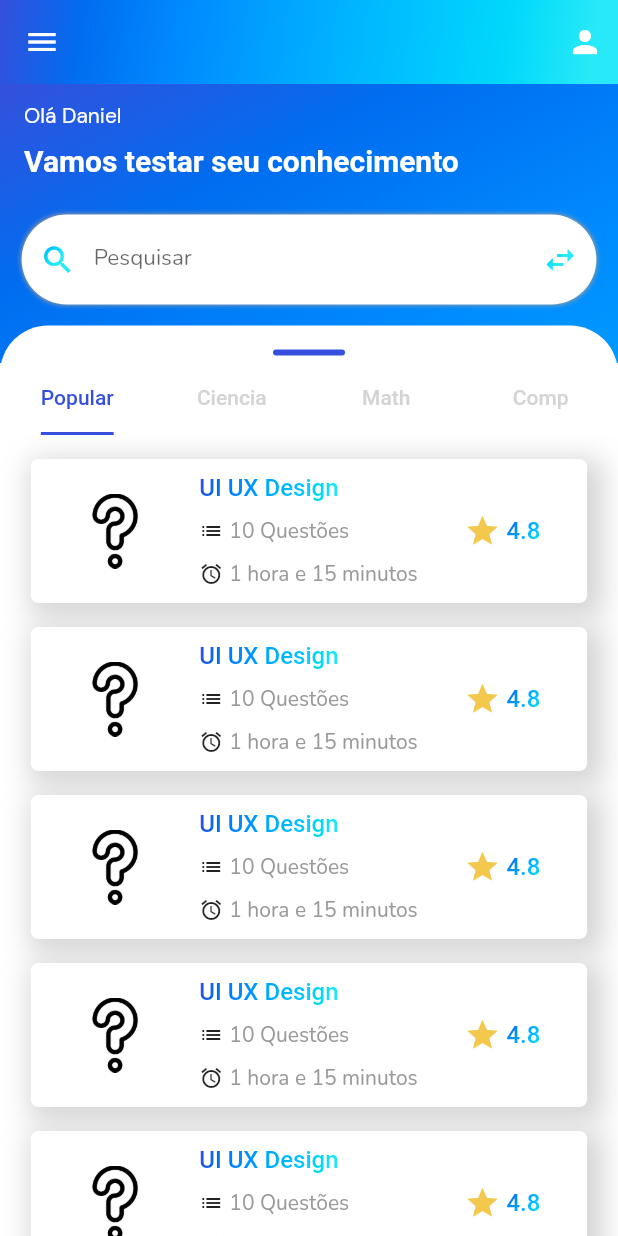
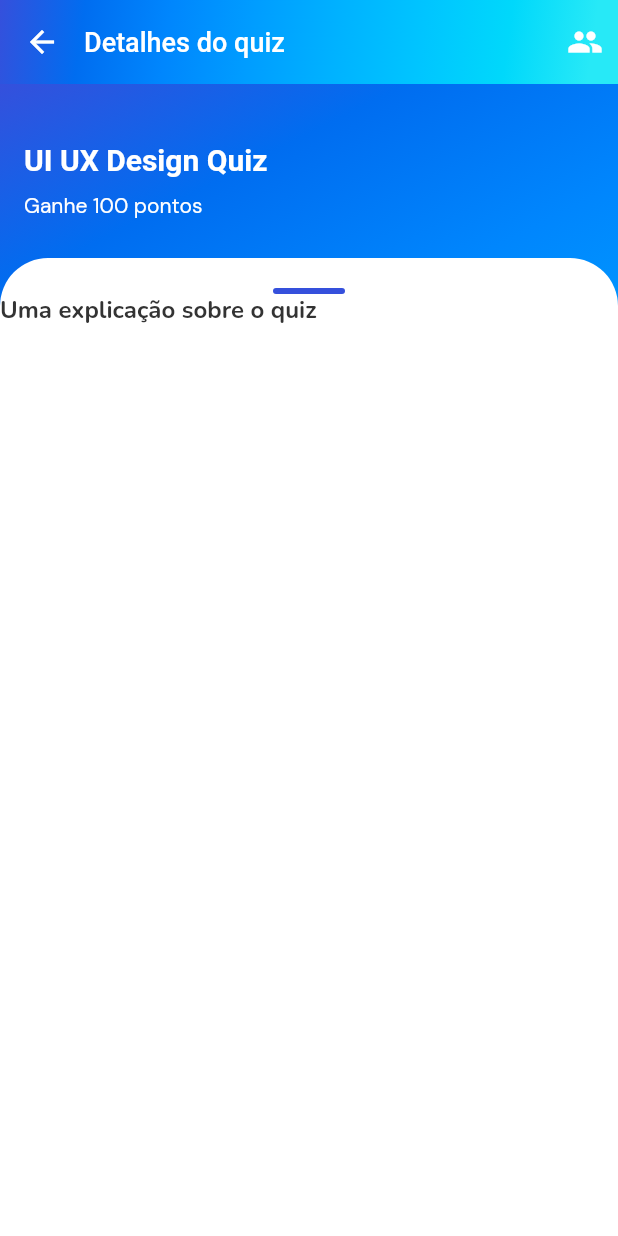
Before and after one commit to odaniel9896/questions_app, a Flutter app: the screen it shows after launch, on a phone screen of 412 x 824 dp. Run offline on Flutter 3.47's test engine with Material 2 defaults, Android fonts, the phone set to English and light mode, and no system bars; our stand-ins replace google_fonts; Roboto replaces fonts that are missing (Ubuntu).

Commit message:
feat: start details pag

```diff
--- a/lib/main.dart
+++ b/lib/main.dart
@@ -1,4 +1,5 @@
 import 'package:flutter/material.dart';
+import 'package:questions_app/ui/pages/details/details_page.dart';
 
 import 'ui/pages/home/home.dart';
 
@@ -12,7 +13,7 @@ class App extends StatelessWidget {
   @override
   Widget build(BuildContext context) {
     return const MaterialApp(
-      home: HomePage(),
+      home: DetailsPage(),
     );
   }
 }
--- /dev/null
+++ b/lib/ui/components/appbar/custom_appbar.dart
@@ -0,0 +1,39 @@
+import 'package:flutter/material.dart';
+import 'package:questions_app/ui/components/components.dart';
+import 'package:questions_app/ui/themes/themes.dart';
+
+class CustomAppBar extends StatelessWidget {
+  final String? title;
+  final Icon leadingIcon;
+  final Icon finishIcon;
+
+  const CustomAppBar(
+      {super.key,
+      this.title,
+      required this.leadingIcon,
+      required this.finishIcon});
+
+  @override
+  Widget build(BuildContext context) {
+    return AppBar(
+      flexibleSpace: const CustomLinearGradient(
+          begin: Alignment.topLeft,
+          end: Alignment(0.9, 1),
+          colors: AppColors.primaryGradient),
+      elevation: 0,
+      titleSpacing: 0,
+      titleTextStyle: TextStyles.appBarTitle,
+      title: Text(title ?? ''),
+      leading: IconButton(
+        icon: leadingIcon,
+        onPressed: () => {},
+      ),
+      actions: <Widget>[
+        Padding(
+          padding: const EdgeInsets.only(right: 10),
+          child: finishIcon,
+        )
+      ],
+    );
+  }
+}
--- a/lib/ui/components/components.dart
+++ b/lib/ui/components/components.dart
@@ -1,3 +1 @@
-export './gradient/custom_linear_gradient.dart';
-export './gradient/custom_gradient_icon.dart';
-export './gradient/custom_gradient_text.dart';
+export './gradient/gradient.dart';
--- /dev/null
+++ b/lib/ui/pages/details/details_page.dart
@@ -0,0 +1,118 @@
+import 'package:flutter/material.dart';
+import 'package:questions_app/ui/components/appbar/custom_appbar.dart';
+import 'package:questions_app/ui/components/components.dart';
+import 'package:questions_app/ui/themes/app_colors.dart';
+import 'package:questions_app/ui/themes/text_styles.dart';
+
+class DetailsPage extends StatelessWidget {
+  const DetailsPage({super.key});
+
+  @override
+  Widget build(BuildContext context) {
+    final double height = AppBar().preferredSize.height;
+    final Size size = MediaQuery.of(context).size;
+
+    return Scaffold(
+      appBar: PreferredSize(
+        preferredSize: Size.fromHeight(height),
+        child: const CustomAppBar(
+          title: "Detalhes do quiz",
+          leadingIcon: Icon(
+            Icons.arrow_back,
+            color: AppColors.white,
+          ),
+          finishIcon: Icon(
+            Icons.people,
+            color: AppColors.white,
+          ),
+        ),
+      ),
+      body: Container(
+        width: size.width,
+        height: size.height,
+        decoration: const BoxDecoration(),
+        child: Stack(
+          children: [
+            const CustomLinearGradient(
+                begin: Alignment.topLeft,
+                end: Alignment(0.9, 1),
+                colors: AppColors.primaryGradient),
+            Column(
+              children: [
+                Padding(
+                  padding: const EdgeInsets.only(top: 30),
+                  child: ListTile(
+                    title: Text(
+                      "UI UX Design Quiz",
+                      style: TextStyles.titleHome,
+                    ),
+                    textColor: AppColors.white,
+                    subtitle: Padding(
+                      padding: const EdgeInsets.only(top: 10),
+                      child: Text(
+                        "Ganhe 100 pontos",
+                        style: TextStyles.subTitleHome,
+                      ),
+                    ),
+                  ),
+                ),
+                Expanded(
+                  child: Padding(
+                    padding: const EdgeInsets.only(top: 14),
+                    child: Container(
+                      height: size.height,
+                      width: size.width,
+                      decoration: const BoxDecoration(
+                        color: AppColors.white,
+                        borderRadius: BorderRadius.only(
+                            topLeft: Radius.circular(32),
+                            topRight: Radius.circular(32)),
+                      ),
+                      child: Column(
+                        crossAxisAlignment: CrossAxisAlignment.start,
+                        children: [
+                          Center(
+                            child: Padding(
+                              padding: const EdgeInsets.only(top: 20),
+                              child: Container(
+                                width: 48,
+                                height: 4,
+                                decoration: const BoxDecoration(
+                                    color: AppColors.primary,
+                                    borderRadius:
+                                        BorderRadius.all(Radius.circular(32))),
+                              ),
+                            ),
+                          ),
+                          Container(
+                            child: Text(
+                              "Uma explicação sobre o quiz",
+                              style: TextStyles.detailsTitle,
+                            ),
+                          )
+                          // Column(
+                          //   children: [
+
+                          //     Text(
+                          //       "Uma explicação sobre o quiz",
+                          //       style: TextStyles.detailsTitle,
+                          //     ),
+                          //     Text(
+                          //       "Uma explicação sobre o quiz",
+                          //       style: TextStyles.detailsTitle,
+                          //     )
+                          //   ],
+                          // )
+                        ],
+                      ),
+                    ),
+                  ),
+                )
+              ],
+            )
+          ],
+        ),
+      ),
+    );
+  }
+}
--- a/lib/ui/pages/home/components/components.dart
+++ b/lib/ui/pages/home/components/components.dart
@@ -1 +1,2 @@
 export './input_search.dart';
+export './card_question.dart';
--- a/lib/ui/themes/app_colors.dart
+++ b/lib/ui/themes/app_colors.dart
@@ -5,6 +5,7 @@ class AppColors {
   static const dark = Color(0xFF333333);
   static const gray = Color(0xFFD4D4D4);
   static const fullGray = Color(0xFF999999);
+  static const textColor = Color(0xFF333333);
   static const white = Color(0xFFFFFFFF);
   static const yellow = Color(0xFFF2C94C);
   static const primaryGradient = <Color>[
--- a/lib/ui/themes/text_styles.dart
+++ b/lib/ui/themes/text_styles.dart
@@ -35,4 +35,16 @@ class TextStyles {
     color: AppColors.fullGray,
     fontWeight: FontWeight.w400,
   );
+
+  static final appBarTitle = GoogleFonts.ubuntu(
+    fontSize: 18,
+    color: AppColors.white,
+    fontWeight: FontWeight.w500,
+  );
+
+  static final detailsTitle = GoogleFonts.nunito(
+    fontSize: 16,
+    color: AppColors.textColor,
+    fontWeight: FontWeight.w700,
+  );
 }
```
